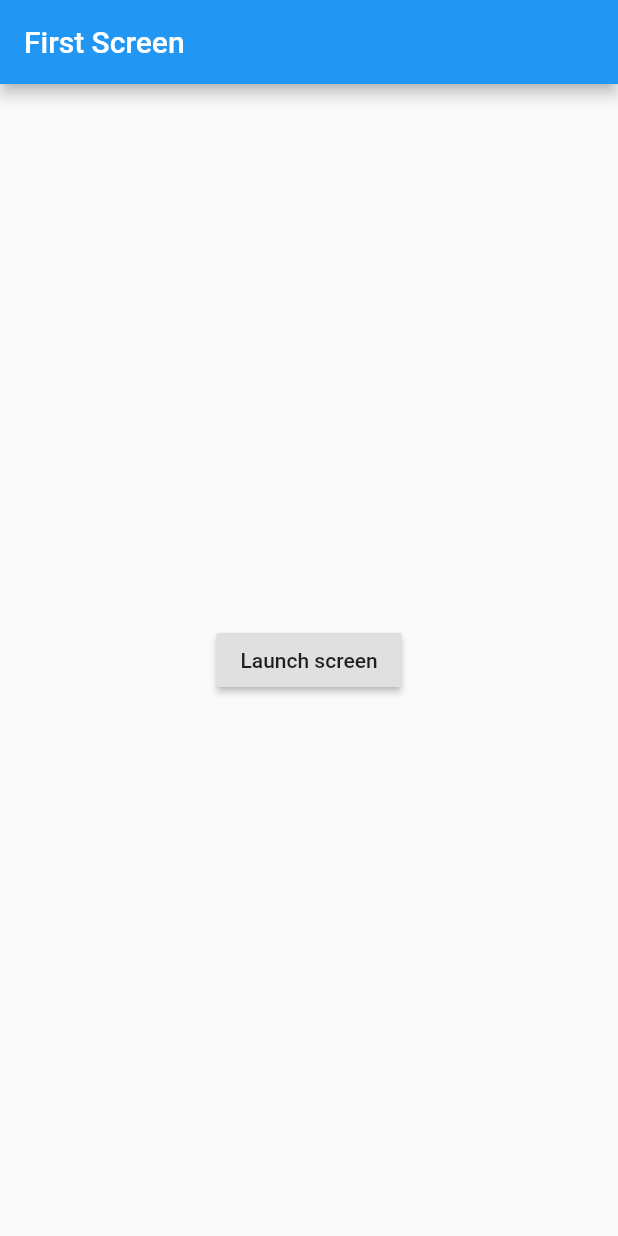
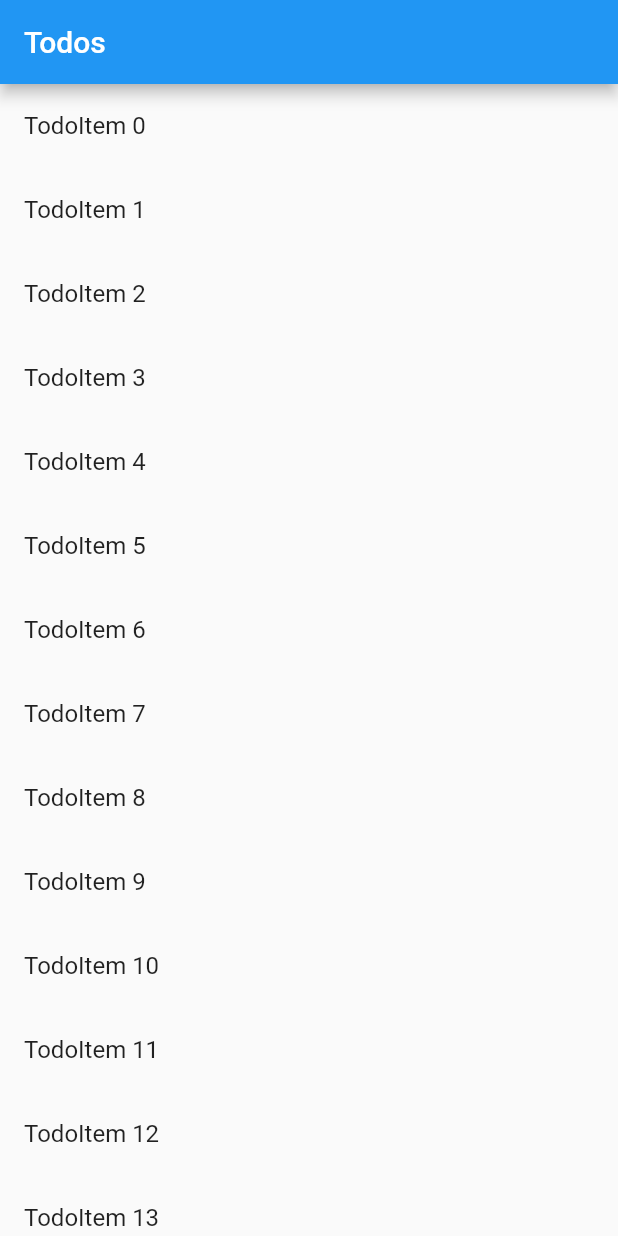
Before and after one commit to IdiotLeon/TutorialBuildingLayouts, a Flutter app: the screen it shows after launch, on a phone screen of 412 x 824 dp. Run offline on Flutter 3.47's test engine with Material 2 defaults, Android fonts, the phone set to English and light mode, and no system bars.

Commit message:
demo: Sending data to a new screen

```diff
--- /dev/null
+++ b/lib/NavigationExample/NavigationWithData.dart
@@ -0,0 +1,79 @@
+import 'package:flutter/material.dart';
+import 'package:flutter/foundation.dart';
+
+class TodoItem {
+  final String title;
+  final String description;
+
+  TodoItem(this.title, this.description);
+}
+
+class AppNavigatingWithData extends StatelessWidget {
+  @override
+  Widget build(BuildContext context) {
+    return MaterialApp(
+      title: 'Passing Data',
+      home: TodoItemsScreen(
+        todoItems: List.generate(
+          20,
+          (i) => TodoItem('TodoItem $i',
+              'A description of what needs to be done for Todo $i'),
+        ),
+      ),
+    );
+  }
+}
+
+class TodoItemsScreen extends StatelessWidget {
+  final List<TodoItem> todoItems;
+
+  TodoItemsScreen({Key key, @required this.todoItems}) : super(key: key);
+
+  @override
+  Widget build(BuildContext context) {
+    return Scaffold(
+      appBar: AppBar(
+        title: Text('Todos'),
+      ),
+      body: ListView.builder(
+        itemCount: todoItems.length,
+        itemBuilder: (context, index) {
+          return ListTile(
+              title: Text(todoItems[index].title),
+              // When a user taps on the ListTile, navigate to the DetailScreen.
+              // Notice that we're not only creating a DetailScreen, we're
+              // also passing the current todos through to it!
+              onTap: () {
+                Navigator.push(
+                  context,
+                  MaterialPageRoute(
+                    builder: (context) =>
+                        DetailScreen(todoItem: todoItems[index]),
+                  ),
+                );
+              });
+        },
+      ),
+    );
+  }
+}
+
+class DetailScreen extends StatelessWidget {
+  // To declare a field that holds the todoItem
+  final TodoItem todoItem;
+
+  // In the constructor, require a TodoItem
+  DetailScreen({Key key, @required this.todoItem}) : super(key: key);
+
+  @override
+  Widget build(BuildContext context) {
+    return Scaffold(
+        appBar: AppBar(
+          title: Text("${todoItem.title}"),
+        ),
+        body: Padding(
+          padding: EdgeInsets.all(16.0),
+          child: Text('${todoItem.description}'),
+        ));
+  }
+}
```
Also changed, not shown: lib/main.dart (+14 -6 lines).
